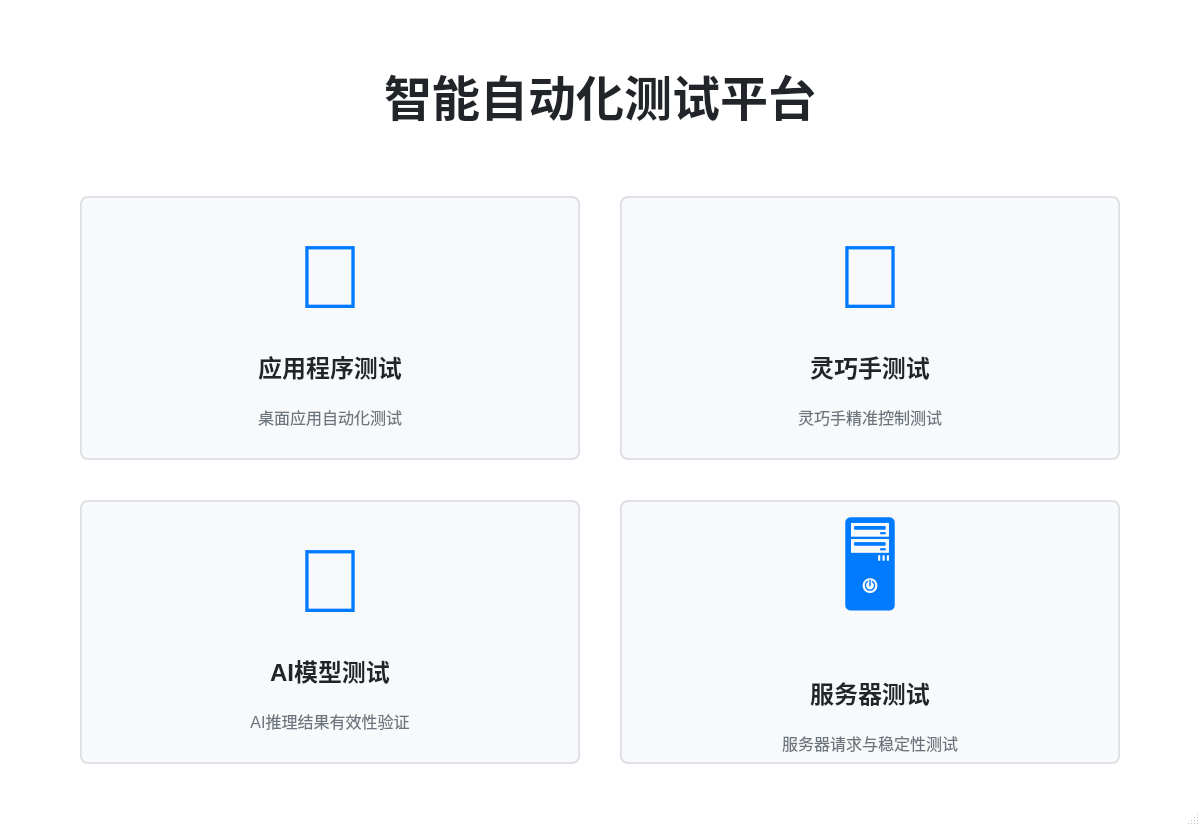
Before: the Qt Designer form mainwindow.ui in Wrailway/AutotestPlatform, drawn with Qt 5.
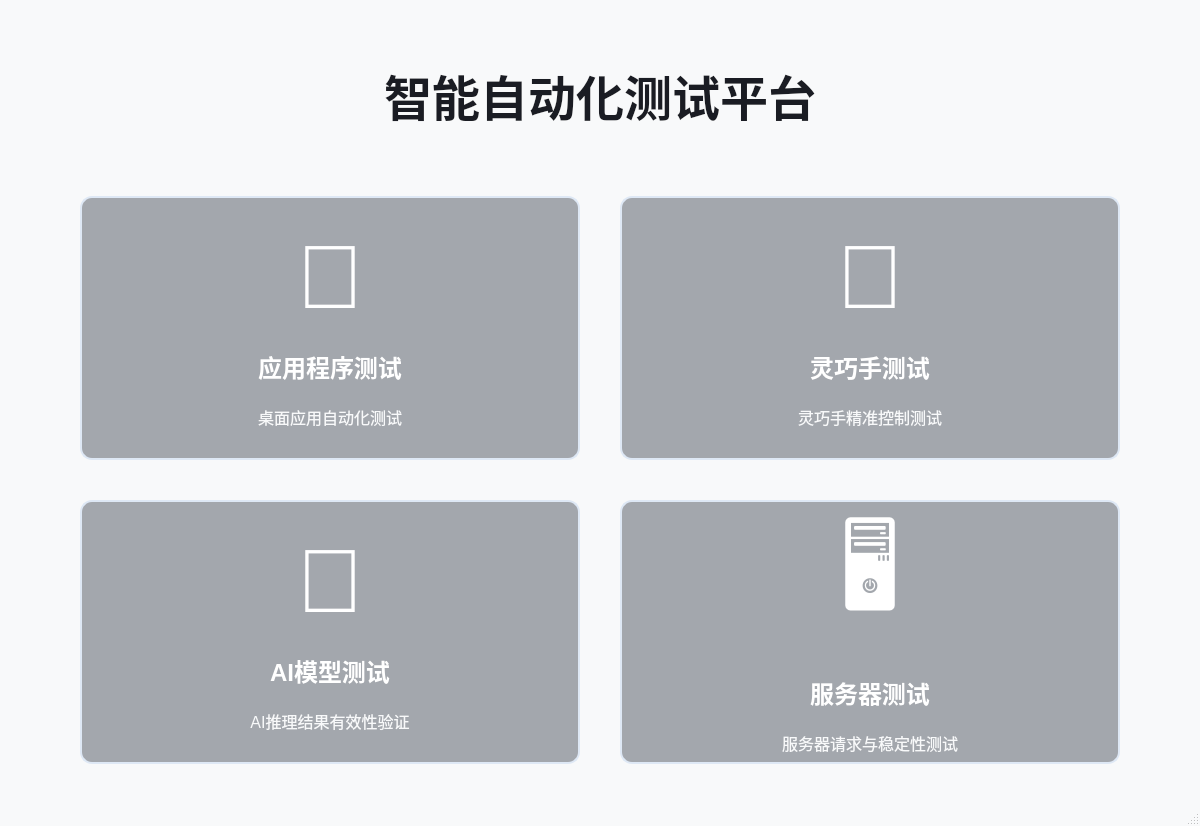
After: the same form once the commit is applied.

Commit message: '更改配色'

```diff
--- a/mainwindow.ui
+++ b/mainwindow.ui
@@ -16,60 +16,80 @@
   <!-- 全局样式：通过控件路径精准匹配，避免同名冲突 -->
   <property name="styleSheet">
    <string notr="true">
-    /* 全局基础 */
-    QMainWindow { background-color: #FFFFFF; }
+    /* 全局基础 - 柔和的浅灰背景 */
+    QMainWindow { background-color: #F8F9FA; }
     QWidget { font-family: &quot;Microsoft YaHei&quot;; }
 
-    /* 主标题 */
+    /* 主标题 - 深灰黑色 */
     QLabel#title_label {
      font-size: 48px;
      font-weight: 700;
-     color: #212529;
+     color: #1A1C23;
      margin-bottom: 60px;
      text-align: center;
     }
 
-    /* 四个按钮统一样式（尺寸/背景） */
+    /* 四个按钮统一样式 - 柔和浅蓝灰背景（核心修改） */
     QPushButton#btn_app, QPushButton#btn_robot, QPushButton#btn_ai, QPushButton#btn_server {
-     background-color: #F8F9FA;
-     border: 2px solid #DEE2E6;
-     border-radius: 8px;
+     background-color: #a3a7ad; /* 柔和浅蓝灰，替代纯白 */
+     border: 2px solid #DEE8F5;
+     border-radius: 12px;
      min-height: 220px;
      min-width: 320px;
      padding: 20px;
     }
+    /* 悬浮效果 - 科技蓝主色 */
     QPushButton#btn_app:hover, QPushButton#btn_robot:hover, QPushButton#btn_ai:hover, QPushButton#btn_server:hover {
      background-color: #007BFF;
      color: #FFFFFF;
      border-color: #007BFF;
     }
 
-    /* 每个入口的图标（唯一命名+精准匹配） */
+    /* 图标 - 适配浅蓝灰背景的深灰 */
     QLabel#icon_app, QLabel#icon_robot, QLabel#icon_ai, QLabel#icon_server {
      font-size: 90px !important;
-     color: #007BFF;
+     color: #165DFF; /* 科技蓝，与背景呼应且醒目 */
      margin-bottom: 15px;
      text-align: center;
     }
+    QPushButton:hover QLabel#icon_app, 
+    QPushButton:hover QLabel#icon_robot, 
+    QPushButton:hover QLabel#icon_ai, 
+    QPushButton:hover QLabel#icon_server {
+     color: #FFFFFF;
+    }
 
-    /* 每个入口的标题（唯一命名+精准匹配） */
+    /* 标题 - 适配浅蓝灰背景的深灰 */
     QLabel#title_app, QLabel#title_robot, QLabel#title_ai, QLabel#title_server {
      font-size: 24px !important;
      font-weight: 600;
-     color: #212529;
+     color: #121212;
      margin-bottom: 15px;
      text-align: center;
     }
+    QPushButton:hover QLabel#title_app, 
+    QPushButton:hover QLabel#title_robot, 
+    QPushButton:hover QLabel#title_ai, 
+    QPushButton:hover QLabel#title_server {
+     color: #FFFFFF;
+    }
 
-    /* 每个入口的描述（唯一命名+精准匹配） */
+    /* 描述 - 适配浅蓝灰背景的中灰 */
     QLabel#desc_app, QLabel#desc_robot, QLabel#desc_ai, QLabel#desc_server {
      font-size: 16px !important;
-     color: #6C757D;
+     color: #303032;
      text-align: center;
     }
+    QPushButton:hover QLabel#desc_app, 
+    QPushButton:hover QLabel#desc_robot, 
+    QPushButton:hover QLabel#desc_ai, 
+    QPushButton:hover QLabel#desc_server {
+     color: #F8F9FA;
+    }
    </string>
   </property>
 
+  <!-- 布局部分无修改，保持原样 -->
   <widget class="QWidget" name="centralwidget">
    <layout class="QVBoxLayout" name="main_layout">
     <property name="leftMargin"><number>80</number></property>
```
Left out of the diff: 12 changed lines with no effect on the pictures.
